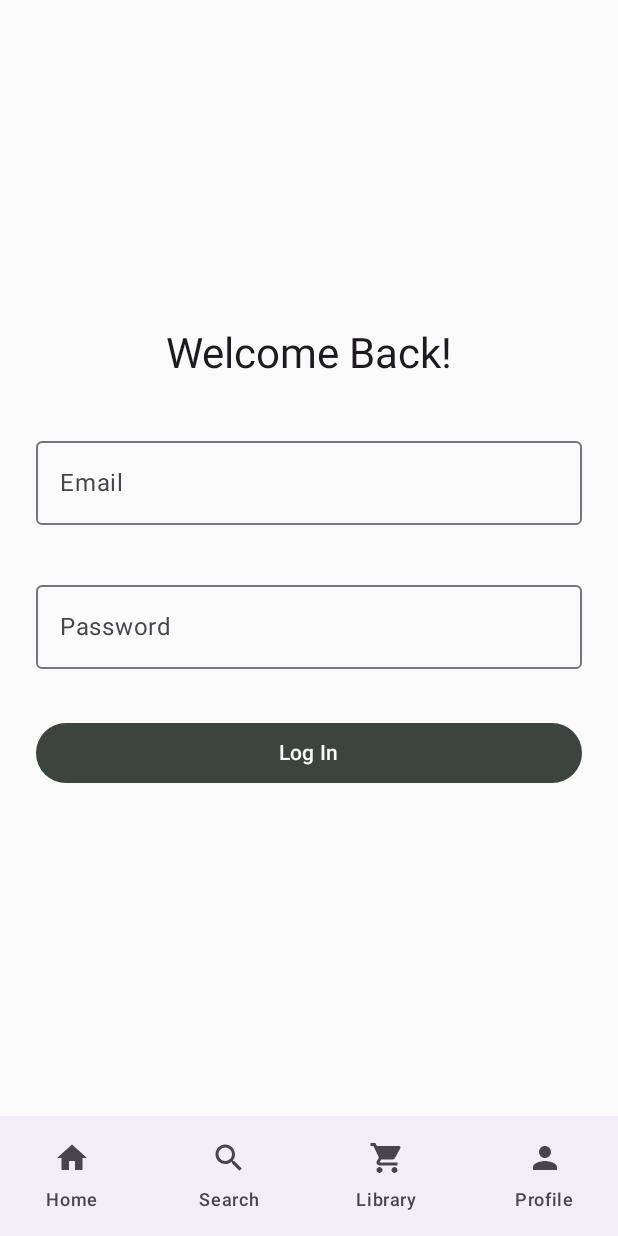
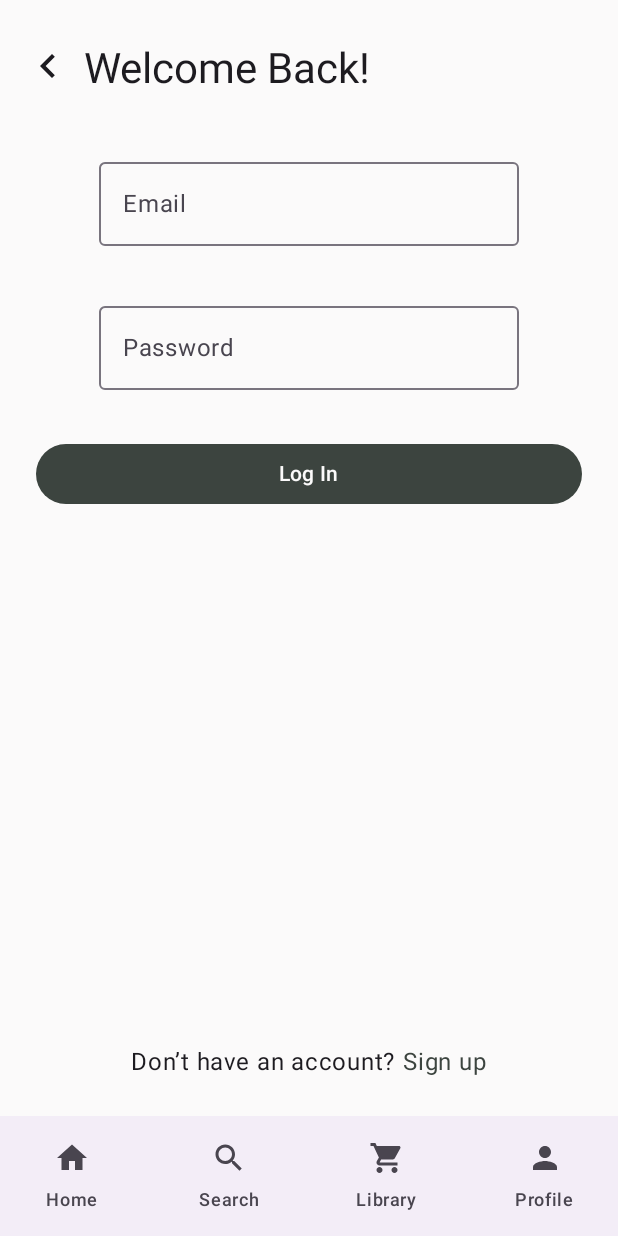
Before and after one commit to yanxyw/loop-mobile, an Android app built with Jetpack Compose: the screen it shows after launch (MainActivity), after a tap on "Log in", on a phone screen of 412 x 824 dp. Run offline under Robolectric (Android 15) with nearby library versions, the phone set to English and light mode, and no system bars.

```diff
--- a/androidApp/src/main/kotlin/com/loop/mobile/presentation/auth/login/LoginScreen.kt
+++ b/androidApp/src/main/kotlin/com/loop/mobile/presentation/auth/login/LoginScreen.kt
@@ -5,6 +5,7 @@ import androidx.compose.foundation.interaction.MutableInteractionSource
 import androidx.compose.foundation.layout.Arrangement
 import androidx.compose.foundation.layout.Box
 import androidx.compose.foundation.layout.Column
+import androidx.compose.foundation.layout.Row
 import androidx.compose.foundation.layout.Spacer
 import androidx.compose.foundation.layout.fillMaxSize
 import androidx.compose.foundation.layout.fillMaxWidth
@@ -12,34 +13,30 @@ import androidx.compose.foundation.layout.height
 import androidx.compose.foundation.layout.padding
 import androidx.compose.foundation.layout.size
 import androidx.compose.foundation.layout.width
-import androidx.compose.foundation.text.KeyboardActions
-import androidx.compose.foundation.text.KeyboardOptions
 import androidx.compose.material3.Button
 import androidx.compose.material3.CircularProgressIndicator
 import androidx.compose.material3.MaterialTheme
-import androidx.compose.material3.OutlinedTextField
 import androidx.compose.material3.Text
 import androidx.compose.runtime.Composable
 import androidx.compose.runtime.LaunchedEffect
 import androidx.compose.runtime.collectAsState
 import androidx.compose.runtime.getValue
-import androidx.compose.runtime.mutableStateOf
 import androidx.compose.runtime.remember
-import androidx.compose.runtime.setValue
 import androidx.compose.ui.Alignment
 import androidx.compose.ui.ExperimentalComposeUiApi
 import androidx.compose.ui.Modifier
 import androidx.compose.ui.focus.FocusRequester
-import androidx.compose.ui.focus.focusRequester
-import androidx.compose.ui.focus.onFocusChanged
 import androidx.compose.ui.graphics.Color
 import androidx.compose.ui.platform.LocalFocusManager
 import androidx.compose.ui.platform.LocalSoftwareKeyboardController
 import androidx.compose.ui.text.input.ImeAction
 import androidx.compose.ui.text.input.KeyboardType
-import androidx.compose.ui.text.input.PasswordVisualTransformation
 import androidx.compose.ui.unit.dp
 import androidx.navigation.NavController
+import androidx.compose.material.icons.Icons
+import androidx.compose.material.icons.automirrored.filled.KeyboardArrowLeft
+import androidx.compose.material3.Icon
+import com.loop.mobile.presentation.components.InputField
 import com.loop.mobile.presentation.navigation.Screen
 import org.koin.compose.koinInject
 
@@ -52,8 +49,6 @@ fun LoginScreen(navController: NavController) {
     val keyboardController = LocalSoftwareKeyboardController.current
     val interactionSource = remember { MutableInteractionSource() }
     val passwordFocusRequester = remember { FocusRequester() }
-    var emailWasFocused by remember { mutableStateOf(false) }
-    var passwordWasFocused by remember { mutableStateOf(false) }
 
     LaunchedEffect(state.isSuccess) {
         if (state.isSuccess) {
@@ -69,7 +64,7 @@ fun LoginScreen(navController: NavController) {
     }
 
     Box(modifier = Modifier.fillMaxSize()) {
-        // Click outside to clear focus
+        // Dismiss keyboard on background tap
         Box(
             modifier = Modifier
                 .fillMaxSize()
@@ -80,78 +75,63 @@ fun LoginScreen(navController: NavController) {
                 )
         )
 
+        // Top: Back Icon + Title Row
+        Row(
+            verticalAlignment = Alignment.CenterVertically,
+            modifier = Modifier
+                .padding(top = 24.dp, start = 16.dp, end = 16.dp)
+                .align(Alignment.TopStart)
+        ) {
+            Icon(
+                imageVector = Icons.AutoMirrored.Filled.KeyboardArrowLeft,
+                contentDescription = "Back",
+                modifier = Modifier
+                    .clickable { navController.popBackStack() }
+                    .size(32.dp)
+            )
+            Spacer(modifier = Modifier.width(8.dp))
+            Text(
+                "Welcome Back!",
+                style = MaterialTheme.typography.headlineMedium,
+                modifier = Modifier.padding(top = 4.dp)
+            )
+        }
+
+        // Middle: Form
         Column(
             modifier = Modifier
-                .fillMaxSize()
-                .padding(24.dp),
-            verticalArrangement = Arrangement.Center,
+                .fillMaxWidth()
+                .padding(horizontal = 24.dp)
+                .padding(top = 100.dp), // push below top row
+            verticalArrangement = Arrangement.Top,
             horizontalAlignment = Alignment.CenterHorizontally
         ) {
-            Text("Welcome Back!", style = MaterialTheme.typography.headlineMedium)
-
-            Spacer(modifier = Modifier.height(32.dp))
-
-            OutlinedTextField(
+            InputField(
                 value = state.email,
+                label = "Email",
                 onValueChange = { viewModel.onIntent(LoginAction.OnEmailChange(it)) },
-                label = { Text("Email") },
-                isError = state.emailTouched && state.emailError != null,
-                supportingText = {
-                    if (state.emailTouched && state.emailError != null) {
-                        Text(state.emailError!!, color = MaterialTheme.colorScheme.error)
-                    }
-                },
-                singleLine = true,
-                modifier = Modifier
-                    .fillMaxWidth()
-                    .onFocusChanged { focusState ->
-                        if (emailWasFocused && !focusState.isFocused) {
-                            viewModel.onIntent(LoginAction.OnEmailBlur)
-                        }
-                        emailWasFocused = focusState.isFocused
-                    },
-                keyboardOptions = KeyboardOptions.Default.copy(
-                    keyboardType = KeyboardType.Email,
-                    imeAction = ImeAction.Next
-                ),
-                keyboardActions = KeyboardActions(
-                    onNext = { passwordFocusRequester.requestFocus() }
-                )
+                onBlur = { viewModel.onIntent(LoginAction.OnEmailBlur) },
+                error = if (state.emailTouched) state.emailError else null,
+                imeAction = ImeAction.Next,
+                keyboardType = KeyboardType.Email,
+                onImeAction = { passwordFocusRequester.requestFocus() }
             )
 
             Spacer(modifier = Modifier.height(16.dp))
 
-            OutlinedTextField(
+            InputField(
                 value = state.password,
+                label = "Password",
                 onValueChange = { viewModel.onIntent(LoginAction.OnPasswordChange(it)) },
-                label = { Text("Password") },
-                isError = state.passwordTouched && state.passwordError != null,
-                supportingText = {
-                    if (state.passwordTouched && state.passwordError != null) {
-                        Text(state.passwordError!!, color = MaterialTheme.colorScheme.error)
-                    }
+                onBlur = { viewModel.onIntent(LoginAction.OnPasswordBlur) },
+                error = if (state.passwordTouched) state.passwordError else null,
+                imeAction = ImeAction.Done,
+                keyboardType = KeyboardType.Password,
+                onImeAction = {
+                    focusManager.clearFocus()
+                    viewModel.onIntent(LoginAction.OnLogin)
                 },
-                singleLine = true,
-                visualTransformation = PasswordVisualTransformation(),
-                modifier = Modifier
-                    .fillMaxWidth()
-                    .focusRequester(passwordFocusRequester)
-                    .onFocusChanged { focusState ->
-                        if (passwordWasFocused && !focusState.isFocused) {
-                            viewModel.onIntent(LoginAction.OnPasswordBlur)
-                        }
-                        passwordWasFocused = focusState.isFocused
-                    },
-                keyboardOptions = KeyboardOptions.Default.copy(
-                    keyboardType = KeyboardType.Password,
-                    imeAction = ImeAction.Done
-                ),
-                keyboardActions = KeyboardActions(
-                    onDone = {
-                        focusManager.clearFocus()
-                        viewModel.onIntent(LoginAction.OnLogin)
-                    }
-                )
+                focusRequester = passwordFocusRequester
             )
 
             Spacer(modifier = Modifier.height(16.dp))
@@ -194,5 +174,22 @@ fun LoginScreen(navController: NavController) {
                 )
             }
         }
+
+        // Bottom: Sign Up Text
+        Row(
+            modifier = Modifier
+                .align(Alignment.BottomCenter)
+                .padding(24.dp),
+            horizontalArrangement = Arrangement.Center
+        ) {
+            Text("Don’t have an account? ")
+            Text(
+                "Sign up",
+                color = MaterialTheme.colorScheme.primary,
+                modifier = Modifier.clickable {
+                    // TODO: Add navigation to sign up screen
+                }
+            )
+        }
     }
 }
--- /dev/null
+++ b/androidApp/src/main/kotlin/com/loop/mobile/presentation/components/InputField.kt
@@ -0,0 +1,62 @@
+package com.loop.mobile.presentation.components
+
+import androidx.compose.foundation.text.KeyboardActions
+import androidx.compose.foundation.text.KeyboardOptions
+import androidx.compose.material3.MaterialTheme
+import androidx.compose.material3.OutlinedTextField
+import androidx.compose.material3.Text
+import androidx.compose.runtime.Composable
+import androidx.compose.runtime.getValue
+import androidx.compose.runtime.mutableStateOf
+import androidx.compose.runtime.remember
+import androidx.compose.runtime.setValue
+import androidx.compose.ui.Modifier
+import androidx.compose.ui.focus.FocusRequester
+import androidx.compose.ui.focus.focusRequester
+import androidx.compose.ui.focus.onFocusChanged
+import androidx.compose.ui.text.input.ImeAction
+import androidx.compose.ui.text.input.KeyboardType
+import androidx.compose.ui.text.input.PasswordVisualTransformation
+import androidx.compose.ui.text.input.VisualTransformation
+
+@Composable
+fun InputField(
+    value: String,
+    label: String,
+    onValueChange: (String) -> Unit,
+    onBlur: () -> Unit,
+    error: String?,
+    modifier: Modifier = Modifier,
+    imeAction: ImeAction,
+    keyboardType: KeyboardType = KeyboardType.Text,
+    onImeAction: () -> Unit,
+    focusRequester: FocusRequester? = null
+) {
+    var wasFocused by remember { mutableStateOf(false) }
+
+    OutlinedTextField(
+        value = value,
+        onValueChange = onValueChange,
+        label = { Text(label) },
+        isError = error != null,
+        supportingText = {
+            if (error != null) Text(error, color = MaterialTheme.colorScheme.error)
+        },
+        singleLine = true,
+        visualTransformation = if (keyboardType == KeyboardType.Password)
+            PasswordVisualTransformation() else VisualTransformation.None,
+        modifier = modifier
+            .then((focusRequester?.let { Modifier.focusRequester(it) } ?: Modifier))
+            .onFocusChanged {
+                if (wasFocused && !it.isFocused) onBlur()
+                wasFocused = it.isFocused
+            },
+        keyboardOptions = KeyboardOptions.Default.copy(
+            imeAction = imeAction,
+            keyboardType = keyboardType
+        ),
+        keyboardActions = KeyboardActions(
+            onAny = { onImeAction() }
+        )
+    )
+}
--- a/androidApp/src/main/kotlin/com/loop/mobile/presentation/home/HomeScreen.kt
+++ b/androidApp/src/main/kotlin/com/loop/mobile/presentation/home/HomeScreen.kt
@@ -7,6 +7,7 @@ import androidx.compose.foundation.layout.fillMaxSize
 import androidx.compose.foundation.layout.height
 import androidx.compose.foundation.layout.padding
 import androidx.compose.material3.Button
+import androidx.compose.material3.MaterialTheme
 import androidx.compose.material3.Text
 import androidx.compose.runtime.Composable
 import androidx.compose.runtime.collectAsState
@@ -32,9 +33,9 @@ fun HomeScreen(navController: NavController) {
         horizontalAlignment = Alignment.CenterHorizontally
     ) {
         if (user != null) {
-            Text("Welcome, ${user!!.username}!")
+            Text("Welcome, ${user!!.username}!",style = MaterialTheme.typography.displayLarge)
         } else {
-            Text("Welcome to Home!")
+            Text("Welcome to Home!", style = MaterialTheme.typography.displayLarge)
             Spacer(modifier = Modifier.height(16.dp))
             Button(onClick = { navController.navigate(Screen.Login.route) }) {
                 Text("Log in")
--- a/androidApp/src/main/kotlin/com/loop/mobile/presentation/theme/AppTheme.kt
+++ b/androidApp/src/main/kotlin/com/loop/mobile/presentation/theme/AppTheme.kt
@@ -20,7 +20,7 @@ fun AppTheme(
 
     MaterialTheme(
         colorScheme = colorScheme,
-//        typography = Typography(), // optionally create shared Typography
+        typography = Typography,
         content = content
     )
 }
--- /dev/null
+++ b/shared/src/androidMain/kotlin/com/loop/mobile/presentation/theme/Typography.kt
@@ -0,0 +1,27 @@
+package com.loop.mobile.presentation.theme
+
+import androidx.compose.material3.Typography
+import androidx.compose.ui.text.TextStyle
+import androidx.compose.ui.text.font.Font
+import androidx.compose.ui.text.font.FontFamily
+import androidx.compose.ui.text.font.FontWeight
+import androidx.compose.ui.unit.sp
+import com.loop.mobile.shared.R
+
+val Bitter = FontFamily(
+    Font(R.font.bitter_bold, weight = FontWeight.Bold)
+)
+
+val Typography = Typography(
+    displayLarge = TextStyle(
+        fontFamily = Bitter,
+        fontWeight = FontWeight.Bold,
+        fontSize = 32.sp
+    ),
+//    bodyLarge = TextStyle(
+//        fontFamily = Inter,
+//        fontWeight = FontWeight.Normal,
+//        fontSize = 16.sp
+//    ),
+    // Add more styles as needed
+)
--- a/shared/src/commonMain/kotlin/com/loop/mobile/presentation/theme/ThemeObserver.kt
+++ /dev/null
@@ -1,16 +0,0 @@
-package com.loop.mobile.presentation.theme
-
-import kotlinx.coroutines.flow.MutableStateFlow
-import kotlinx.coroutines.flow.StateFlow
-import kotlinx.coroutines.flow.asStateFlow
-
-class ThemeObserver(private val themeProvider: ThemeProvider) {
-    private val _currentTheme = MutableStateFlow(themeProvider.getCurrentColorScheme())
-    val currentTheme: StateFlow<AppColorScheme> = _currentTheme.asStateFlow()
-
-    fun updateTheme() {
-        _currentTheme.value = themeProvider.getCurrentColorScheme()
-    }
-
-    fun isDarkMode(): Boolean = themeProvider.isDarkMode()
-}
```
Also changed, not shown: shared/src/androidMain/res/font/bitter_bold.ttf (added).
